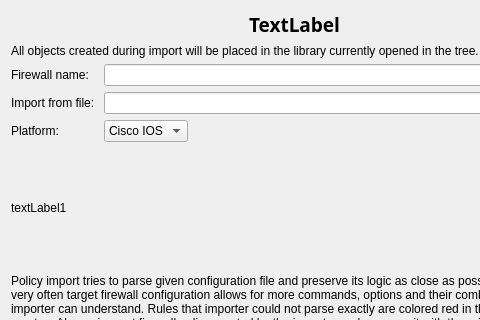
The window that src/libgui/discoverydruid_q.ui (fwbuilder/fwbuilder) describes before a commit, drawn with Qt 5; both pictures show x 0 to 480 and y 0 to 320 of the 589 by 670 pixel window.
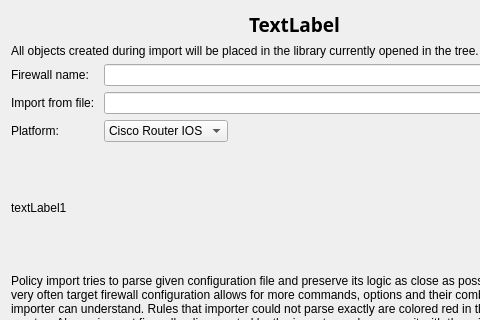
The same window after the commit. The open tabs and pages were chosen to show the change.

Commit message: fixes #2033 Clarify platform selection for ASA/PIX

What changed in the file:
```diff
--- a/src/libgui/discoverydruid_q.ui
+++ b/src/libgui/discoverydruid_q.ui
@@ -407,7 +407,7 @@
           <widget class="QComboBox" name="import_platform">
            <item>
             <property name="text">
-             <string>Cisco IOS</string>
+             <string>Cisco Router IOS</string>
             </property>
            </item>
            <item>
```
The commit also changes 2 other files.
